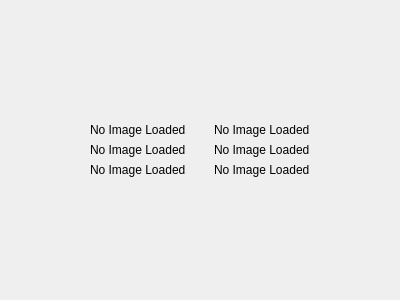
Before: the Qt Designer form mainwindow.ui in stampho/qt-fourier-demo, drawn with Qt 5.
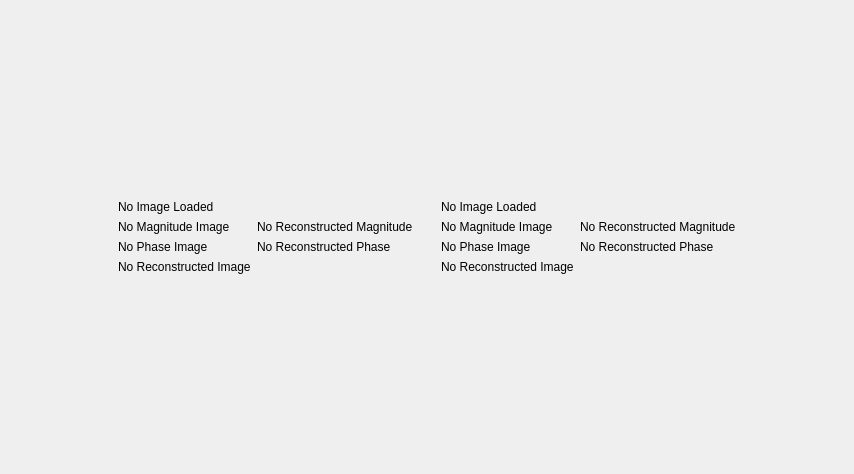
After: the same form once the commit is applied.

Commit message: Add image reconstruction from Magnitude and Phase

Patch:
```diff
--- a/mainwindow.ui
+++ b/mainwindow.ui
@@ -6,69 +6,15 @@
    <rect>
     <x>0</x>
     <y>0</y>
-    <width>400</width>
-    <height>300</height>
+    <width>854</width>
+    <height>474</height>
    </rect>
   </property>
   <property name="windowTitle">
    <string>MainWindow</string>
   </property>
   <widget class="QWidget" name="centralWidget">
-   <layout class="QGridLayout" name="gridLayout">
-    <item row="1" column="1">
-     <widget class="QWidget" name="viewRef" native="true">
-      <layout class="QVBoxLayout" name="verticalLayout">
-       <item>
-        <widget class="QLabel" name="originalImageRef">
-         <property name="text">
-          <string>No Image Loaded</string>
-         </property>
-        </widget>
-       </item>
-       <item>
-        <widget class="QLabel" name="magnitudeImageRef">
-         <property name="text">
-          <string>No Image Loaded</string>
-         </property>
-        </widget>
-       </item>
-       <item>
-        <widget class="QLabel" name="phaseImageRef">
-         <property name="text">
-          <string>No Image Loaded</string>
-         </property>
-        </widget>
-       </item>
-      </layout>
-     </widget>
-    </item>
-    <item row="1" column="3">
-     <widget class="QWidget" name="viewMod" native="true">
-      <layout class="QVBoxLayout" name="verticalLayout_2">
-       <item>
-        <widget class="QLabel" name="originalImageMod">
-         <property name="text">
-          <string>No Image Loaded</string>
-         </property>
-        </widget>
-       </item>
-       <item>
-        <widget class="QLabel" name="magnitudeImageMod">
-         <property name="text">
-          <string>No Image Loaded</string>
-         </property>
-        </widget>
-       </item>
-       <item>
-        <widget class="QLabel" name="phaseImageMod">
-         <property name="text">
-          <string>No Image Loaded</string>
-         </property>
-        </widget>
-       </item>
-      </layout>
-     </widget>
-    </item>
+   <layout class="QGridLayout" name="gridLayout_3">
     <item row="0" column="1">
      <spacer name="verticalSpacer">
       <property name="orientation">
@@ -77,7 +23,7 @@
       <property name="sizeHint" stdset="0">
        <size>
         <width>20</width>
-        <height>117</height>
+        <height>166</height>
        </size>
       </property>
      </spacer>
@@ -89,26 +35,128 @@
       </property>
       <property name="sizeHint" stdset="0">
        <size>
-        <width>86</width>
+        <width>115</width>
         <height>20</height>
        </size>
       </property>
      </spacer>
     </item>
-    <item row="1" column="4">
+    <item row="1" column="1" colspan="2">
+     <widget class="QWidget" name="mainView" native="true">
+      <layout class="QHBoxLayout" name="horizontalLayout">
+       <item>
+        <widget class="QWidget" name="viewRef" native="true">
+         <layout class="QGridLayout" name="gridLayout">
+          <item row="0" column="0">
+           <widget class="QLabel" name="originalImageRef">
+            <property name="text">
+             <string>No Image Loaded</string>
+            </property>
+           </widget>
+          </item>
+          <item row="1" column="0">
+           <widget class="QLabel" name="magnitudeImageRef">
+            <property name="text">
+             <string>No Magnitude Image</string>
+            </property>
+           </widget>
+          </item>
+          <item row="1" column="1">
+           <widget class="QLabel" name="recMagnitudeImageRef">
+            <property name="text">
+             <string>No Reconstructed Magnitude</string>
+            </property>
+           </widget>
+          </item>
+          <item row="2" column="0">
+           <widget class="QLabel" name="phaseImageRef">
+            <property name="text">
+             <string>No Phase Image</string>
+            </property>
+           </widget>
+          </item>
+          <item row="2" column="1">
+           <widget class="QLabel" name="recPhaseImageRef">
+            <property name="text">
+             <string>No Reconstructed Phase</string>
+            </property>
+           </widget>
+          </item>
+          <item row="3" column="0">
+           <widget class="QLabel" name="recImageRef">
+            <property name="text">
+             <string>No Reconstructed Image</string>
+            </property>
+           </widget>
+          </item>
+         </layout>
+        </widget>
+       </item>
+       <item>
+        <widget class="QWidget" name="viewMod" native="true">
+         <layout class="QGridLayout" name="gridLayout_2">
+          <item row="0" column="0">
+           <widget class="QLabel" name="originalImageMod">
+            <property name="text">
+             <string>No Image Loaded</string>
+            </property>
+           </widget>
+          </item>
+          <item row="1" column="0">
+           <widget class="QLabel" name="magnitudeImageMod">
+            <property name="text">
+             <string>No Magnitude Image</string>
+            </property>
+           </widget>
+          </item>
+          <item row="1" column="1">
+           <widget class="QLabel" name="recMagnitudeImageMod">
+            <property name="text">
+             <string>No Reconstructed Magnitude</string>
+            </property>
+           </widget>
+          </item>
+          <item row="2" column="0">
+           <widget class="QLabel" name="phaseImageMod">
+            <property name="text">
+             <string>No Phase Image</string>
+            </property>
+           </widget>
+          </item>
+          <item row="2" column="1">
+           <widget class="QLabel" name="recPhaseImageMod">
+            <property name="text">
+             <string>No Reconstructed Phase</string>
+            </property>
+           </widget>
+          </item>
+          <item row="3" column="0">
+           <widget class="QLabel" name="recImageMod">
+            <property name="text">
+             <string>No Reconstructed Image</string>
+            </property>
+           </widget>
+          </item>
+         </layout>
+        </widget>
+       </item>
+      </layout>
+     </widget>
+    </item>
+    <item row="1" column="3">
      <spacer name="horizontalSpacer_2">
       <property name="orientation">
        <enum>Qt::Horizontal</enum>
       </property>
       <property name="sizeHint" stdset="0">
        <size>
-        <width>86</width>
+        <width>115</width>
         <height>20</height>
        </size>
       </property>
      </spacer>
     </item>
-    <item row="2" column="1">
+    <item row="2" column="2">
      <spacer name="verticalSpacer_2">
       <property name="orientation">
        <enum>Qt::Vertical</enum>
@@ -116,23 +164,7 @@
       <property name="sizeHint" stdset="0">
        <size>
         <width>20</width>
-        <height>116</height>
-       </size>
-      </property>
-     </spacer>
-    </item>
-    <item row="1" column="2">
-     <spacer name="horizontalSpacer_3">
-      <property name="orientation">
-       <enum>Qt::Horizontal</enum>
-      </property>
-      <property name="sizeType">
-       <enum>QSizePolicy::Maximum</enum>
-      </property>
-      <property name="sizeHint" stdset="0">
-       <size>
-        <width>10</width>
-        <height>20</height>
+        <height>166</height>
        </size>
       </property>
      </spacer>
```
The commit also changes 10 other files.
